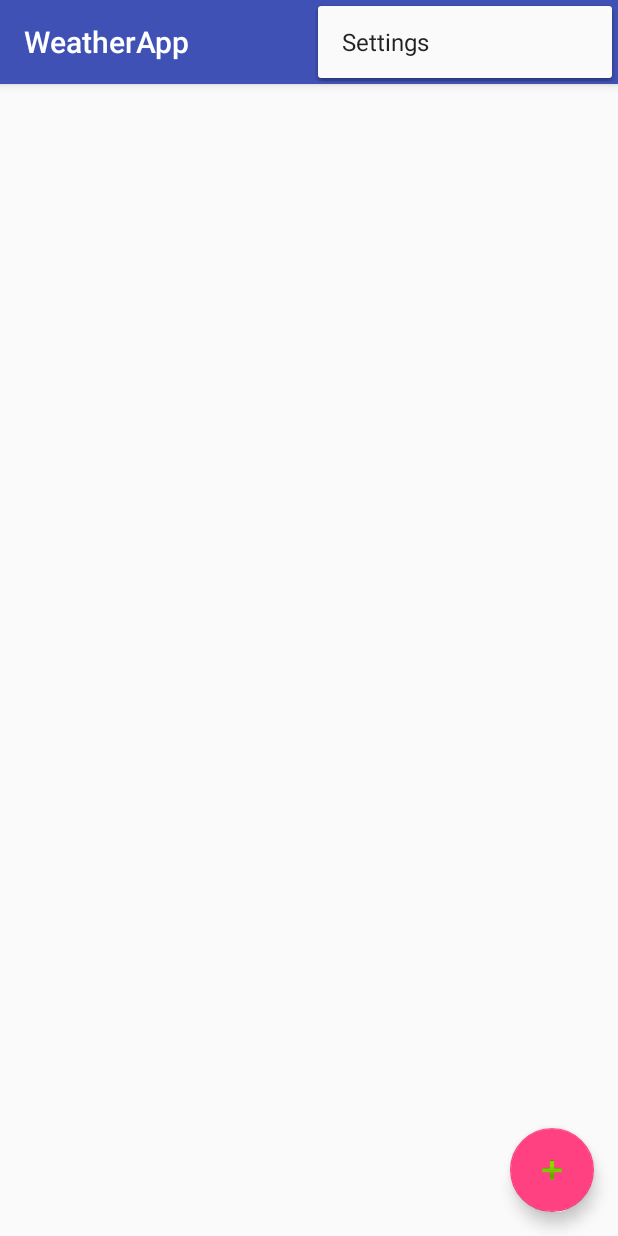
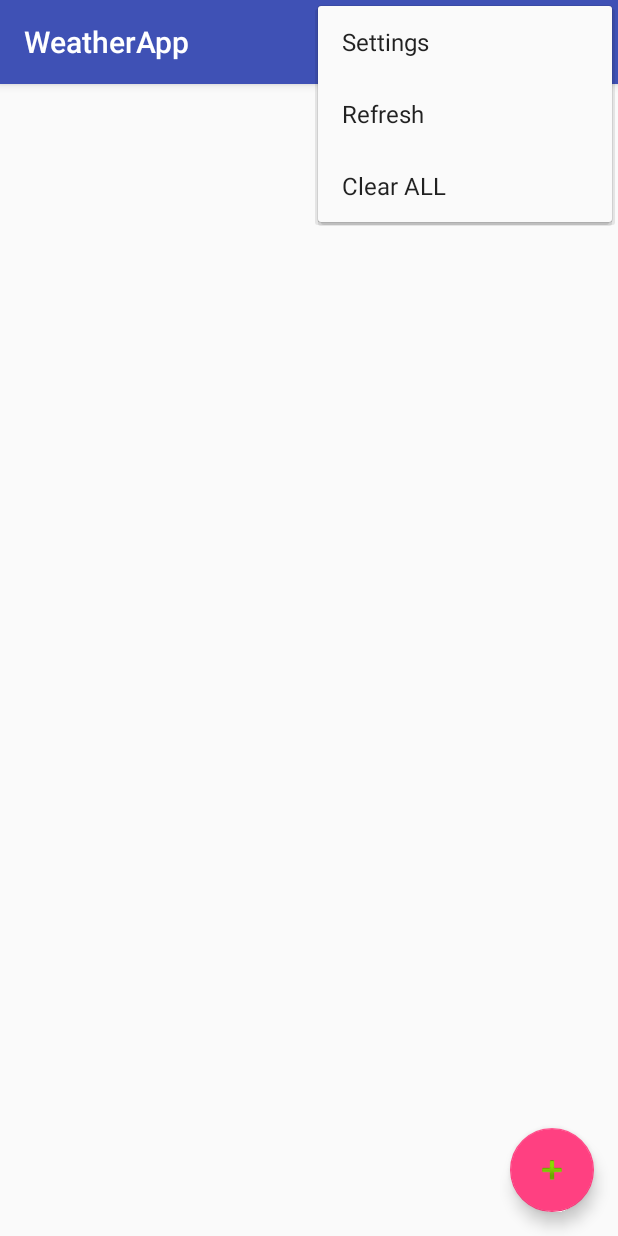
Before and after one commit to lenab49/WeatherApp, an Android app: the screen it shows after launch (MainActivity), with the options menu open, on a phone screen of 412 x 824 dp. Run offline under Robolectric (Android 15) with nearby library versions, the phone set to English and light mode, and no system bars; 1 statement that could not run was skipped.

Commit message:
Mise en place du clear all
Le clear all fonctionne dans le menu d'action reste a voir pour le
refresh

```diff
--- a/app/src/main/res/layout/activity_main.xml
+++ b/app/src/main/res/layout/activity_main.xml
@@ -22,7 +22,8 @@
     </android.support.design.widget.AppBarLayout>
 
     <include layout="@layout/content_main"
-        android:id="@+id/include" />
+        android:id="@+id/include"
+        />
 
     <android.support.design.widget.FloatingActionButton
         android:id="@+id/fab"
--- a/app/src/main/res/menu/menu_main.xml
+++ b/app/src/main/res/menu/menu_main.xml
@@ -7,4 +7,16 @@
         android:orderInCategory="100"
         android:title="@string/action_settings"
         app:showAsAction="never" />
+    <item
+        android:id="@+id/action_refresh"
+        android:orderInCategory="100"
+        android:title="@string/action_refresh"
+        app:showAsAction="never" />
+    <item
+        android:id="@+id/action_clearall"
+        android:orderInCategory="100"
+        android:title="@string/action_clearall"
+        app:showAsAction="never" />
+
+
 </menu>
--- a/app/src/main/res/values/strings.xml
+++ b/app/src/main/res/values/strings.xml
@@ -2,4 +2,6 @@
     <string name="app_name">WeatherApp</string>
     <string name="action_settings">Settings</string>
     <string name="idG">Grcity</string>
-</resources>
+    <string name="action_refresh">Refresh</string>
+    <string name="action_clearall">Clear ALL</string>
+    </resources>
```
Also changed, not shown: app/src/main/java/org/esaip/weatherapp/MainActivity.java (+37 -10 lines).
